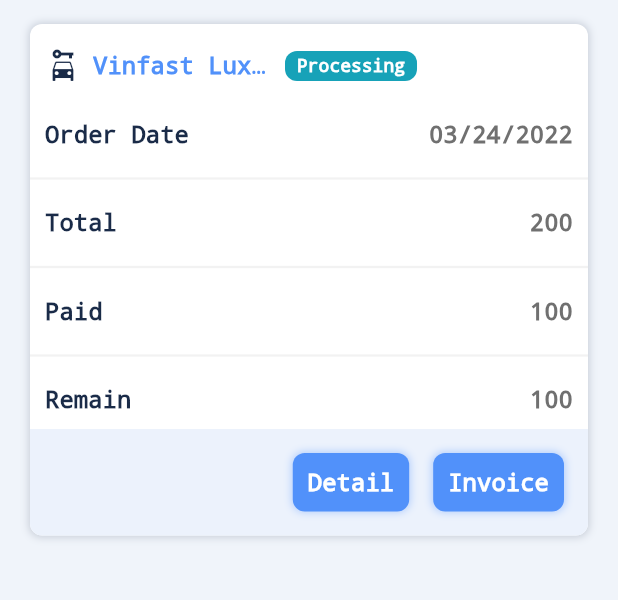
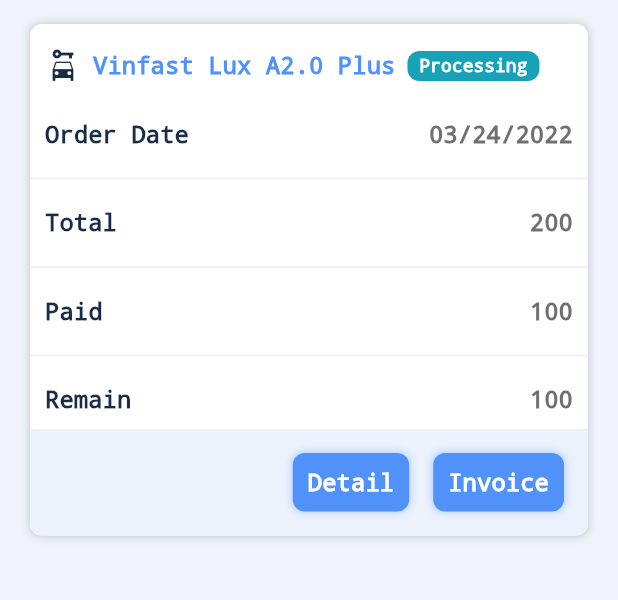
Before and after one commit to Junejune95/bookingappByChatSat, a Flutter app: the BookingMoreFragment screen opened directly, after a tap on "Booking History", on a phone screen of 412 x 824 dp, the part 156-756 px from its top. Run offline on Flutter 3.47's test engine with Material 2 defaults, Android fonts, the phone set to English and light mode, and no system bars; our stand-ins replace flutter_rating_bar, google_fonts, nb_utils; network calls fail; Roboto replaces fonts that are missing (Source Sans Pro); statements that could not run were skipped.

Commit message:
flight list

```diff
--- a/lib/services/flight.page.service.dart
+++ b/lib/services/flight.page.service.dart
@@ -25,6 +25,7 @@ Future<List<FlightModel>> getFlightData(String params) async {
           arrivaltime: "",
           duration: "",
           location: val['location'] ?? "");
+          print(flightModel.image);
       flightmodelList.add(flightModel);
     });
     return flightmodelList;
--- a/lib/utils/BookingIcons.dart
+++ b/lib/utils/BookingIcons.dart
@@ -29,3 +29,6 @@ IconData Booking_ic_people = Icons.people;
 IconData Booking_ic_auto = Icons.hdr_auto;
 IconData Booking_ic_baggage = Icons.luggage;
 IconData Booking_ic_door = Icons.door_back_door;
+
+IconData Booking_ic_landing = Icons.flight_land;
+IconData Booking_ic_takeof = Icons.flight_takeoff;
--- a/lib/utils/BookingWidgets.dart
+++ b/lib/utils/BookingWidgets.dart
@@ -33,12 +33,16 @@ Widget labelText(
 }
 
 Widget titleText(
-    {required String title, int? size, int? maxLines, Color? color,double? width}) {
-  return SizedBox(
-    width: width != null ? width : 120 ,
+    {required String title,
+    int? size,
+    int? maxLines,
+    Color? color,
+    double? width}) {
+  return width != null
+      ? SizedBox(
+          width: width,
           child: Text(
             title,
-
             style: boldTextStyle(
                 decoration: TextDecoration.none,
                 size: size != null ? size : textSizeNormal.toInt(),
@@ -46,6 +50,15 @@ Widget titleText(
             maxLines: maxLines != null ? maxLines : 1,
             overflow: TextOverflow.ellipsis,
           ),
+        )
+      : Text(
+          title,
+          style: boldTextStyle(
+              decoration: TextDecoration.none,
+              size: size != null ? size : textSizeNormal.toInt(),
+              color: color != null ? color : Booking_TextColorPrimary),
+          maxLines: maxLines != null ? maxLines : 1,
+          overflow: TextOverflow.ellipsis,
         );
 }
 
@@ -83,10 +96,12 @@ Widget priceWrapper(
     {required double price,
     required String unit,
     required bool isFullScreen,
-    MainAxisAlignment? alignment}) {
+    MainAxisAlignment? alignment,
+    bool? isFromText=true}) {
   return Row(
     mainAxisAlignment: alignment != null ? alignment : MainAxisAlignment.end,
     children: [
+      if (isFromText == true)
         Text(
           'From',
           style: TextStyle(
@@ -107,7 +122,7 @@ Widget priceWrapper(
       ),
       8.width,
       Text(
-        '/' + unit,
+        unit,
         style: TextStyle(
             color: Booking_TextColorSecondary,
             fontWeight: FontWeight.w500,
```
Also changed, not shown: lib/components/FlightListComponent.dart (+100 -4 lines). Lines whose indentation alone changed are shown as unchanged.
